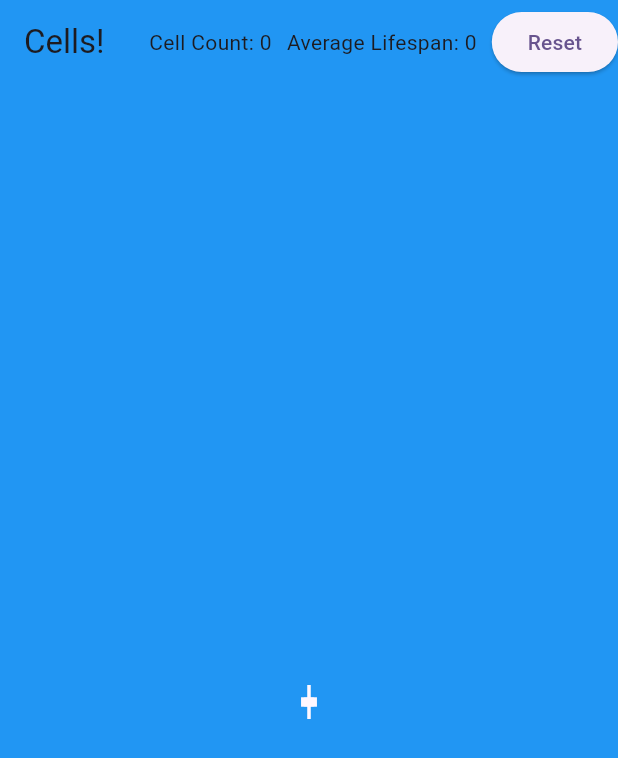
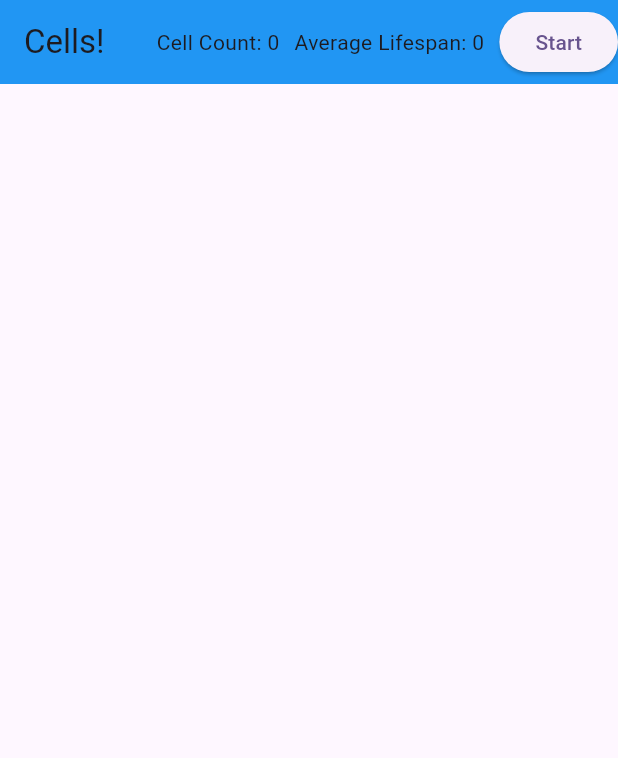
Before and after one commit to League-of-Dedicated-Programmers/cells-flutter, a Flutter app: the screen it shows after launch, on a phone screen of 412 x 824 dp. Shown: the top 758 px of the screen. Run offline on Flutter 3.47's test engine with Material 2 defaults, Android fonts, the phone set to English and light mode, and no system bars.

Commit message:
Clean up code

```diff
--- a/lib/cell.dart
+++ b/lib/cell.dart
@@ -1,5 +1,6 @@
 import 'dart:math';
 
+import 'package:cells/random.dart';
 import 'package:flutter/material.dart';
 
 import 'food.dart';
@@ -13,8 +14,8 @@ class Cell {
   bool justEaten = false;
 
   Cell({double? x, double? y})
-      : _x = x ?? (Random().nextDouble() - 0.5) * 200,
-        _y = y ?? (Random().nextDouble() - 0.5) * 200,
+      : _x = x ?? Random().normalizedDouble(max: 200),
+        _y = y ?? Random().normalizedDouble(max: 200),
         lifespan = Random().nextInt(20);
 
   List<Cell> divide() {
@@ -23,8 +24,9 @@ class Cell {
       alive = false;
       return [];
     }
-    _x += (Random().nextDouble() - 0.5) * 5;
-    _y += (Random().nextDouble() - 0.5) * 5;
+    _x += Random().normalizedDouble(max: 5);
+    _y += Random().normalizedDouble(max: 5);
+
     if (!justEaten) return [];
     justEaten = false;
 
@@ -33,8 +35,8 @@ class Cell {
     return List.generate(
         divisions,
         (index) => Cell(
-            x: _x + (Random().nextDouble() - 0.5) * 10,
-            y: _y + (Random().nextDouble() - 0.5) * 10));
+            x: _x + Random().normalizedDouble(max: 10),
+            y: _y + Random().normalizedDouble(max: 10)));
   }
 
   void paint(Canvas canvas, Size size) {
--- a/lib/main.dart
+++ b/lib/main.dart
@@ -1,11 +1,6 @@
-import 'dart:async';
-import 'dart:math';
-
 import 'package:cells/cell_painter.dart';
+import 'package:cells/petri_dish.dart';
 import 'package:flutter/material.dart';
-
-import 'cell.dart';
-import 'food.dart';
 
 void main() {
   runApp(const MyApp());
@@ -37,142 +32,50 @@ class HomePage extends StatefulWidget {
 }
 
 class _HomePageState extends State<HomePage> {
-  bool resetting = false;
-
-  void _reset() {
-    setState(() {
-      averageLifespan = 0;
-      cellCount = 0;
-      resetting = true;
-    });
-    Timer(const Duration(milliseconds: 10), () {
-      setState(() {
-        resetting = false;
-      });
-    });
-  }
-
-  int averageLifespan = 0;
-  int cellCount = 0;
+  PetriDish? _petriDish;
+  bool _running = false;
 
   @override
   Widget build(BuildContext context) {
     final size = MediaQuery.of(context).size;
+    _petriDish ??= PetriDish(size.height, size.width);
     return Scaffold(
       appBar: AppBar(
         title: const Text('Cells!'),
         backgroundColor: Colors.blue,
         actions: [
-          Text('Cell Count: $cellCount'),
+          Text('Cell Count: ${_petriDish!.cellCount}'),
           const SizedBox(
             width: 10,
           ),
-          Text('Average Lifespan: $averageLifespan'),
+          Text('Average Lifespan: ${_petriDish!.averageLifespan}'),
           const SizedBox(
             width: 10,
           ),
-          ElevatedButton(
-            onPressed: _reset,
-            child: const Text('Reset'),
-          )
+          _running
+              ? ElevatedButton(
+                  onPressed: () {
+                    _petriDish!.stop();
+                    setState(() {
+                      _running = false;
+                    });
+                  },
+                  child: const Text('Stop'),
+                )
+              : ElevatedButton(
+                  onPressed: () {
+                    _petriDish!.start(notifyChanged: () => setState(() {}));
+                    setState(() {
+                      _running = true;
+                    });
+                  },
+                  child: const Text('Start'))
         ],
       ),
       body: SizedBox.expand(
-          child: resetting
-              ? null
-              : Cells(
-                  size: size,
-                  setAverageLifespan: (int lifespan) => setState(() {
-                    averageLifespan = lifespan;
-                  }),
-                  setCellCount: (int count) => setState(() {
-                    cellCount = count;
-                  }),
-                )),
+          child: CustomPaint(
+        painter: CellPainter(cells: _petriDish!.cells, food: _petriDish!.food),
+      )),
     );
   }
 }
-
-class Cells extends StatefulWidget {
-  final Size size;
-  final Function(int) setAverageLifespan;
-  final Function(int) setCellCount;
-  const Cells(
-      {super.key,
-      required this.size,
-      required this.setAverageLifespan,
-      required this.setCellCount});
-
-  @override
-  State<Cells> createState() => _CellsState();
-}
-
-class _CellsState extends State<Cells> {
-  List<Cell> cells = [];
-  List<Food> food = [];
-  late Timer _timer;
-
-  @override
-  void initState() {
-    super.initState();
-    final height = widget.size.height;
-    final width = widget.size.width;
-    final foodY = List.generate(100, (index) => index * height / 100);
-    final foodX = List.generate(200, (index) => index * width / 200);
-
-    for (final x in foodX) {
-      for (final y in foodY) {
-        food.add(Food(x: x, y: y));
-      }
-    }
-
-    final initialCell = Cell(x: width / 2, y: height / 2);
-
-    cells = [initialCell];
-    _timer = Timer.periodic(const Duration(milliseconds: 100), (_) {
-      bool limitCellPopulation(int length) {
-        return Random().nextDouble() < 5000 / length;
-      }
-
-      setState(() {
-        final oldCells = [
-          ...cells.where((element) {
-            return limitCellPopulation(cells.length) && element.alive;
-          })
-        ];
-        for (final cell in oldCells) {
-          for (final food in food) {
-            food.eat(cell);
-          }
-        }
-        final newCells = oldCells
-            .map((cell) => cell.divide())
-            .expand((element) => element)
-            .where((element) => limitCellPopulation(cells.length));
-
-        cells = [...oldCells, ...newCells];
-        widget.setCellCount(cells.length);
-        if (cells.isNotEmpty) {
-          final avgLifespan = cells
-                  .map((c) => c.lifespan)
-                  .fold(0, (value, element) => value + element) /
-              cells.length;
-          widget.setAverageLifespan(avgLifespan.ceil());
-        }
-      });
-    });
-  }
-
-  @override
-  Widget build(BuildContext context) {
-    return CustomPaint(
-      painter: CellPainter(cells: cells, food: food),
-    );
-  }
-
-  @override
-  void dispose() {
-    super.dispose();
-    _timer.cancel();
-  }
-}
--- /dev/null
+++ b/lib/petri_dish.dart
@@ -0,0 +1,82 @@
+import 'dart:async';
+import 'dart:math';
+
+import 'cell.dart';
+import 'food.dart';
+
+class PetriDish {
+  final double _height;
+  final double _width;
+  var _cells = List<Cell>.empty(growable: true);
+  final _food = List<Food>.empty(growable: true);
+  late Timer _timer;
+
+  PetriDish(this._height, this._width);
+
+  void start({void Function()? notifyChanged}) {
+    _initFood(_height, _width);
+    _cells.clear();
+    final initialCell = Cell(x: _width / 2, y: _height / 2);
+    _cells.add(initialCell);
+    _timer = Timer.periodic(const Duration(milliseconds: 200), (timer) {
+      _next();
+      if (notifyChanged != null) {
+        notifyChanged();
+      }
+    });
+  }
+
+  void stop() {
+    _timer.cancel();
+  }
+
+  void _initFood(double height, double width) {
+    _food.clear();
+    final foodY = List.generate(100, (index) => index * height / 100);
+    final foodX = List.generate(200, (index) => index * width / 200);
+
+    for (final x in foodX) {
+      for (final y in foodY) {
+        _food.add(Food(x: x, y: y));
+      }
+    }
+  }
+
+  void _next() {
+    bool limitCellPopulation(int length) {
+      return Random().nextDouble() < 5000 / length;
+    }
+
+    final oldCells = [
+      ..._cells.where((element) {
+        return limitCellPopulation(_cells.length) && element.alive;
+      })
+    ];
+    for (final cell in oldCells) {
+      for (final food in _food) {
+        food.eat(cell);
+      }
+    }
+    final newCells = oldCells
+        .map((cell) => cell.divide())
+        .expand((element) => element)
+        .where((element) => limitCellPopulation(_cells.length));
+
+    _cells = [...oldCells, ...newCells];
+  }
+
+  int get cellCount => _cells.length;
+
+  int get averageLifespan {
+    if (_cells.isEmpty) return 0;
+
+    final avgLifespan = _cells
+            .map((c) => c.lifespan)
+            .fold(0, (value, element) => value + element) /
+        _cells.length;
+    return avgLifespan.ceil();
+  }
+
+  List<Cell> get cells => _cells;
+  List<Food> get food => _food;
+}
```
Also changed, not shown: lib/random.dart (added, +23 -0 lines), 1 other file.
